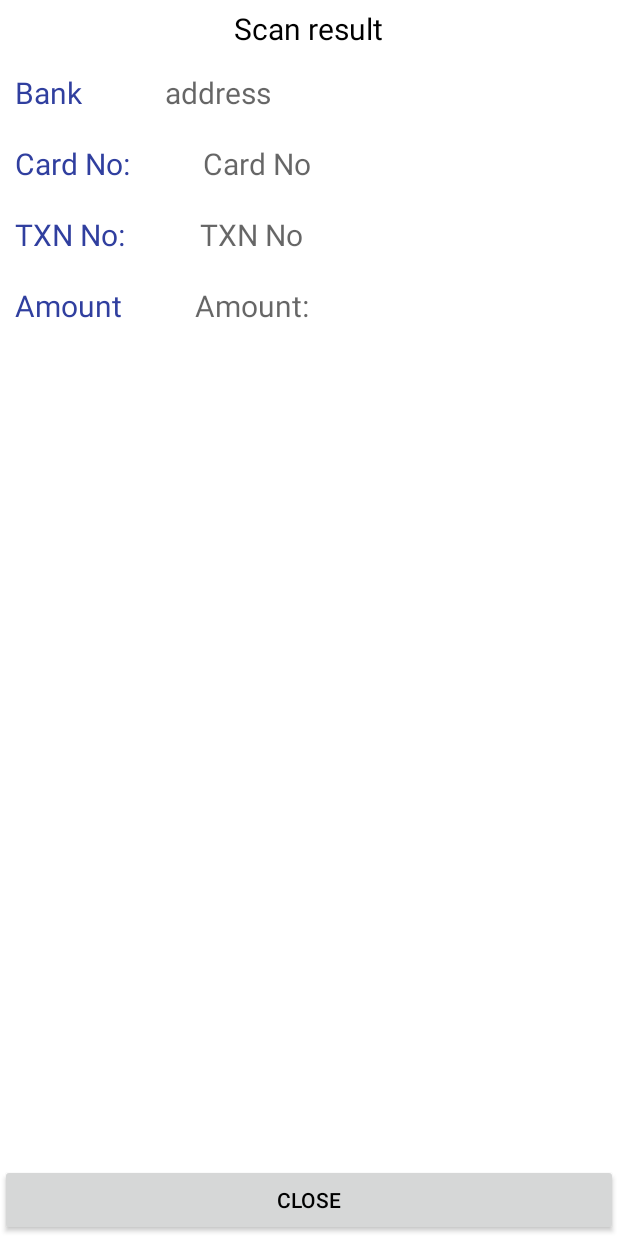
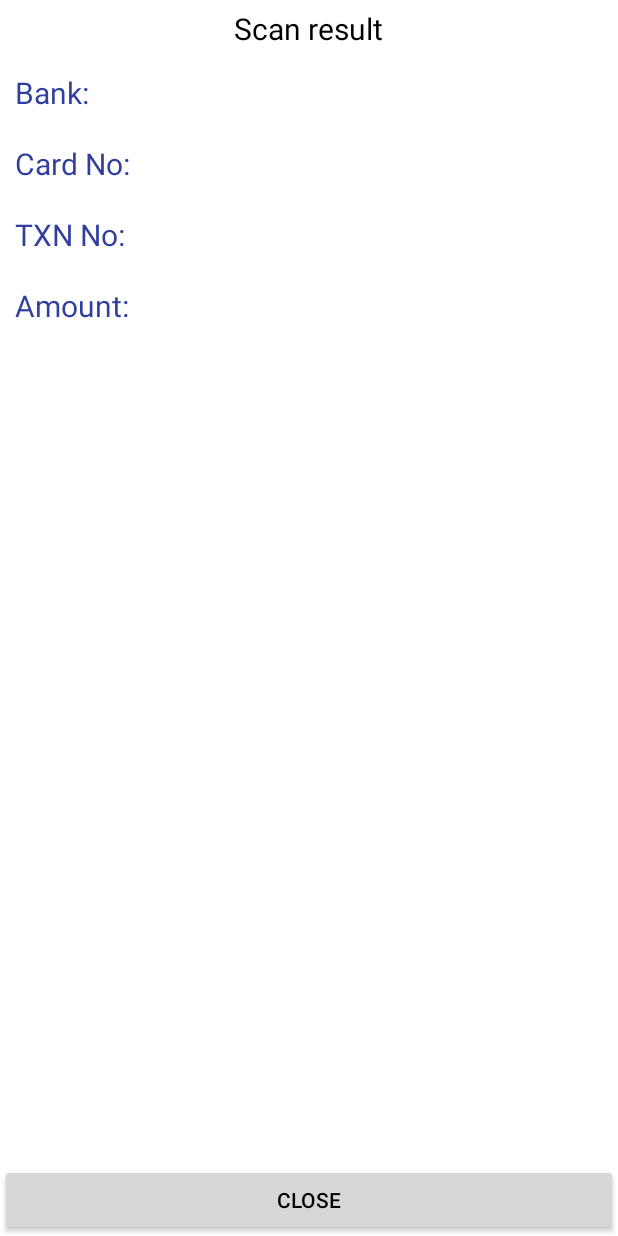
Before and after one commit to jlahare/ocr, an Android app: the DetailActivity screen opened directly, with no data from a screen before it, on a phone screen of 412 x 824 dp. Run offline under Robolectric (Android 15) with nearby library versions, the phone set to English and light mode, and no system bars.

Commit message:
update code

```diff
--- a/app/src/main/java/com/yash/ocr/DetailActivity.java
+++ b/app/src/main/java/com/yash/ocr/DetailActivity.java
@@ -6,6 +6,7 @@ import android.text.method.ScrollingMovementMethod;
 import android.view.View;
 import android.widget.Button;
 import android.widget.TextView;
+import android.widget.Toast;
 
 public class DetailActivity extends Activity {
 
@@ -34,40 +35,47 @@ public class DetailActivity extends Activity {
         setInformation(data);
     }
 
-    private void setInformation(String[] data)
-    {
+    private void setInformation(String[] data) {
+        try {
             String bankName = data[0];
             String cardNumber = "";
             String txnNumber = "";
             String amount = "";
 
-
-        for(int i =0 ; i<data.length ; i++)
-        {
-            if(data[i].toLowerCase().indexOf("txn") !=-1)
-            {
+            for (int i = 0; i < data.length; i++) {
+                if (data[i].toLowerCase().indexOf("txn") != -1) {
                     txnNumber = data[i];
-                txnNumber = txnNumber.replace("TXN NO" , "");
-                txnNumber = txnNumber.replace(":" , "");
+                    txnNumber = txnNumber.replace("TXN NO", "").trim();
+                    txnNumber = txnNumber.replace("TXN", "").trim();
+                    txnNumber = txnNumber.replace(":", "");
+                    txnNumber = txnNumber.replace("RESP", "").trim();
+                    txnNumber = txnNumber.replace("NO", "").trim();
+                    txnNumber = txnNumber.replace("NO", "").trim();
+                    txnNumber = txnNumber.replace("000", "").trim();
                 }
 
-            if(data[i].toLowerCase().indexOf("card") !=-1)
-            {
+                if (data[i].toLowerCase().indexOf("card") != -1) {
                     cardNumber = data[i];
-                cardNumber = cardNumber.replace(":" , "");
-                cardNumber = cardNumber.replace("CARD NO" , "").trim();
+                    cardNumber = cardNumber.replace(":", "");
+                    cardNumber = cardNumber.replace("CARD NO", "").trim();
                 }
-            if(data[i].toLowerCase().indexOf("unt") !=-1)
-            {
+                if (data[i].toLowerCase().indexOf("unt") != -1) {
                     amount = data[i];
-                amount = amount.replace("AMOUNT" , "").trim();
+                    amount = amount.replace("AMOUNT", "").trim();
+                    amount = amount.replace("AMT", "").trim();
+                    amount = amount.replace("ALMOUNT", "").trim();
+                    amount = amount.replace(":", "");
                 }
             }
 
-        ((TextView)findViewById(R.id.address)).setText(bankName);
-        ((TextView)findViewById(R.id.card_no)).setText(cardNumber);
-        ((TextView)findViewById(R.id.txn_no)).setText(txnNumber);
-        ((TextView)findViewById(R.id.amount)).setText(amount);
+            ((TextView) findViewById(R.id.address)).setText(bankName);
+            ((TextView) findViewById(R.id.card_no)).setText(cardNumber);
+            ((TextView) findViewById(R.id.txn_no)).setText(txnNumber);
+            ((TextView) findViewById(R.id.amount)).setText(amount);
+        } catch (Throwable throwable) {
+            Toast.makeText(getApplicationContext(), "Please try again", Toast.LENGTH_LONG).show();
+        }
+
 
     }
 }
--- a/app/src/main/res/layout/activity_detail.xml
+++ b/app/src/main/res/layout/activity_detail.xml
@@ -32,25 +32,25 @@
         android:layout_width="match_parent"
         android:layout_height="wrap_content"
         android:layout_below="@+id/tv"
+        android:layout_centerInParent="true"
         android:orientation="horizontal"
         android:padding="10dp">
 
         <TextView
-            android:layout_width="wrap_content"
+            android:layout_width="0dp"
             android:layout_height="wrap_content"
             android:layout_gravity="left"
-            android:layout_weight=".2"
-            android:text="Bank"
+            android:layout_weight=".3"
+            android:text="Bank:"
             android:textColor="@color/colorPrimaryDark"
             android:textSize="20dp" />
 
         <TextView
             android:id="@+id/address"
-            android:layout_width="wrap_content"
+            android:layout_width="0dp"
             android:layout_height="wrap_content"
             android:layout_gravity="right"
-            android:layout_weight=".8"
-            android:hint="address"
+            android:layout_weight=".7"
             android:textColor="@android:color/black"
             android:textSize="20dp" />
     </LinearLayout>
@@ -61,25 +61,25 @@
         android:layout_width="match_parent"
         android:layout_height="wrap_content"
         android:layout_below="@+id/address_layout"
+        android:layout_centerInParent="true"
         android:orientation="horizontal"
         android:padding="10dp">
 
         <TextView
-            android:layout_width="wrap_content"
+            android:layout_width="0dp"
             android:layout_height="wrap_content"
             android:layout_gravity="left"
-            android:layout_weight=".2"
+            android:layout_weight=".3"
             android:text="Card No:"
             android:textColor="@color/colorPrimaryDark"
             android:textSize="20dp" />
 
         <TextView
             android:id="@+id/card_no"
-            android:layout_width="wrap_content"
+            android:layout_width="0dp"
             android:layout_height="wrap_content"
             android:layout_gravity="right"
-            android:layout_weight=".8"
-            android:hint="Card No"
+            android:layout_weight=".7"
             android:textColor="@android:color/black"
             android:textSize="20dp" />
     </LinearLayout>
@@ -89,25 +89,25 @@
         android:layout_width="match_parent"
         android:layout_height="wrap_content"
         android:layout_below="@+id/card_layout"
+        android:layout_centerInParent="true"
         android:orientation="horizontal"
         android:padding="10dp">
 
         <TextView
-            android:layout_width="wrap_content"
+            android:layout_width="0dp"
             android:layout_height="wrap_content"
             android:layout_gravity="left"
-            android:layout_weight=".2"
+            android:layout_weight=".3"
             android:text="TXN No:"
             android:textColor="@color/colorPrimaryDark"
             android:textSize="20dp" />
 
         <TextView
             android:id="@+id/txn_no"
-            android:layout_width="wrap_content"
+            android:layout_width="0dp"
             android:layout_height="wrap_content"
             android:layout_gravity="right"
-            android:layout_weight=".8"
-            android:hint="TXN No"
+            android:layout_weight=".7"
             android:textColor="@android:color/black"
             android:textSize="20dp" />
     </LinearLayout>
@@ -117,25 +117,25 @@
         android:layout_width="match_parent"
         android:layout_height="wrap_content"
         android:layout_below="@+id/txt_layout"
+        android:layout_centerInParent="true"
         android:orientation="horizontal"
         android:padding="10dp">
 
         <TextView
-            android:layout_width="wrap_content"
+            android:layout_width="0dp"
             android:layout_height="wrap_content"
             android:layout_gravity="left"
-            android:layout_weight=".2"
-            android:text="Amount"
+            android:layout_weight=".3"
+            android:text="Amount:"
             android:textColor="@color/colorPrimaryDark"
             android:textSize="20dp" />
 
         <TextView
             android:id="@+id/amount"
-            android:layout_width="wrap_content"
+            android:layout_width="0dp"
             android:layout_height="wrap_content"
             android:layout_gravity="right"
-            android:layout_weight=".8"
-            android:hint="Amount:"
+            android:layout_weight=".7"
             android:textColor="@android:color/black"
             android:textSize="20dp" />
     </LinearLayout>
```
Lines whose indentation alone changed are shown as unchanged.
